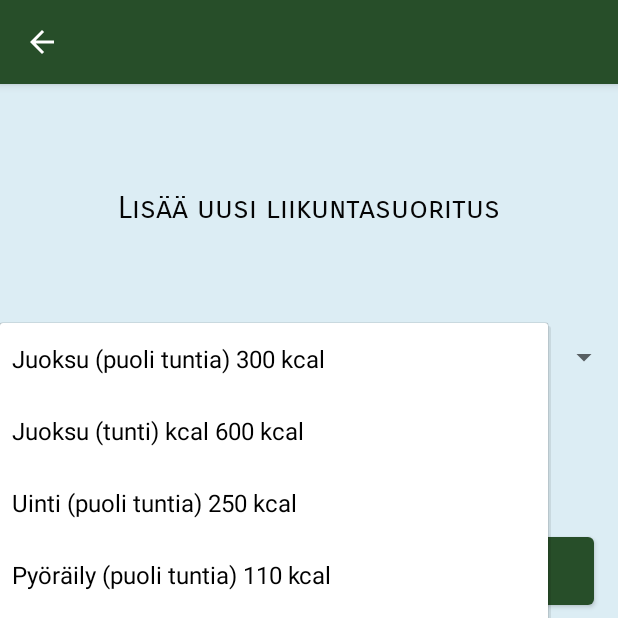
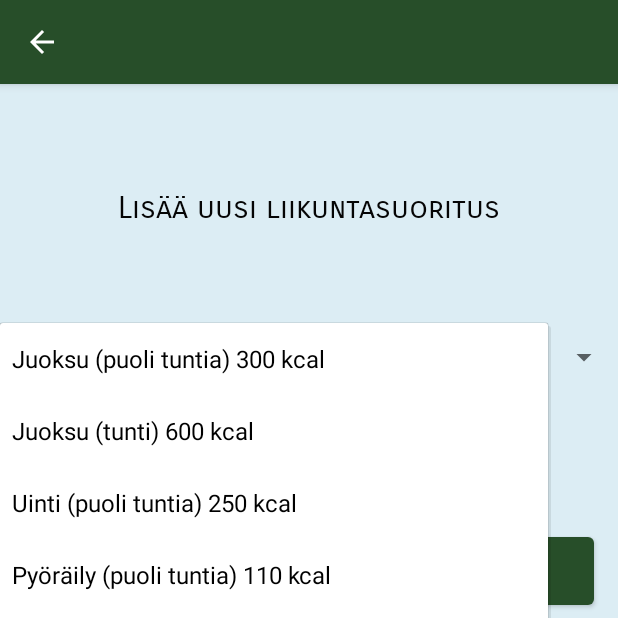
Before and after one commit to Sofvi/HealthHub, an Android app: the Exercise screen opened directly, with no data from a screen before it, after a tap on "Juoksu (puoli tuntia) 300 kcal", on a phone screen of 412 x 824 dp, the top half of it. Run offline under Robolectric (Android 15) with nearby library versions, the phone set to English and light mode, and no system bars.

Commit message:
Strings moka muokattu

```diff
--- a/app/src/main/res/values/strings.xml
+++ b/app/src/main/res/values/strings.xml
@@ -25,7 +25,7 @@
 
     <string-array name="liikuntamuodot">
         <item>Juoksu (puoli tuntia) 300 kcal</item>
-        <item>Juoksu (tunti) kcal 600 kcal</item>
+        <item>Juoksu (tunti) 600 kcal</item>
         <item>Uinti (puoli tuntia) 250 kcal</item>
         <item>Pyöräily (puoli tuntia) 110 kcal</item>
         <item>Muu</item>
```
